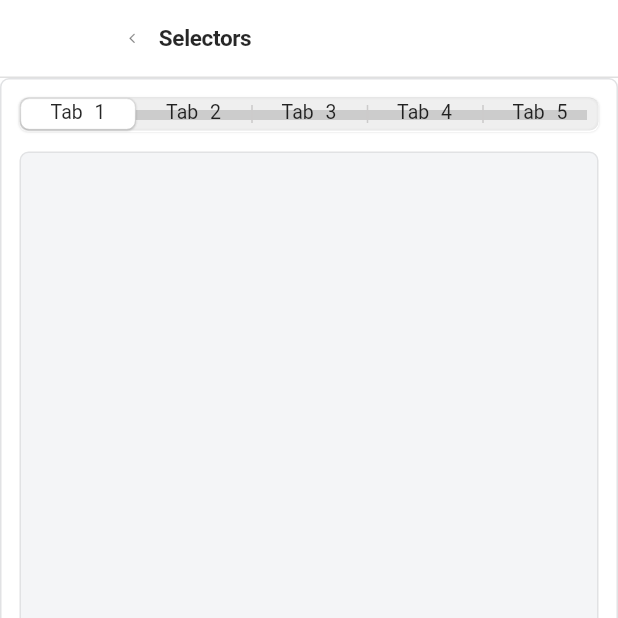
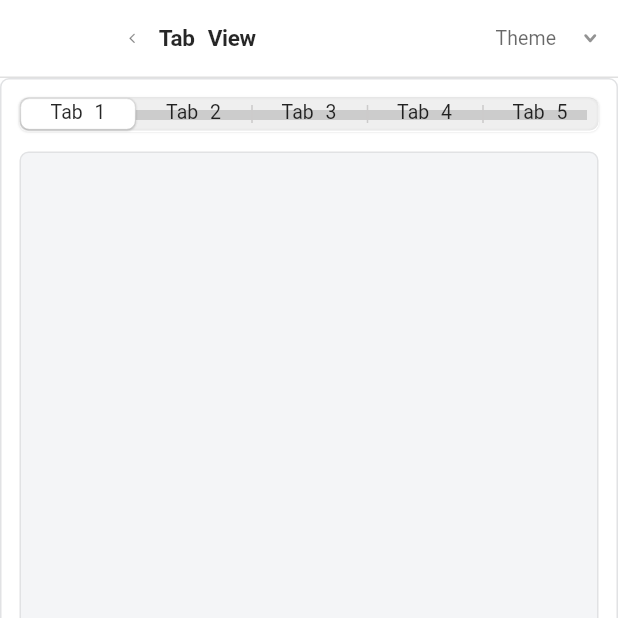
Before and after one commit to sephiroth74/appkit_ui_elements, a Flutter app: the TabViewPage screen opened directly, on a phone screen of 412 x 824 dp, the top half of it. Run offline on Flutter 3.47's test engine with Material 3 defaults, Android fonts, the phone set to English and light mode, and no system bars; our stand-ins replace dartz, equatable, google_fonts, gradient_borders, logger, plugin_platform_interface and 1 more; missing offline and left inert: appkit_ui_element_colors, indexed, macos_window_utils; Roboto replaces fonts that are missing (.AppleSystemUIFont).

Commit message:
dark theme

```diff
--- a/example/lib/pages/sliver_toolbar_page.dart
+++ b/example/lib/pages/sliver_toolbar_page.dart
@@ -1,4 +1,5 @@
 import 'package:appkit_ui_elements/appkit_ui_elements.dart';
+import 'package:example/widgets/theme_toolbar_item.dart';
 import 'package:flutter/cupertino.dart';
 import 'package:flutter/material.dart';
 
@@ -97,6 +98,8 @@ class _SliverToolbarPageState extends State<SliverToolbarPage> {
                     },
                   ),
                   const AppKitToolBarSpacer(spacerUnits: 0.5),
+                  ThemeSwitcherToolbarItem.build(context),
+                  const AppKitToolBarSpacer(spacerUnits: 0.5),
                 ],
               ),
               const SliverPadding(
--- a/example/lib/pages/tab_view_page.dart
+++ b/example/lib/pages/tab_view_page.dart
@@ -1,4 +1,5 @@
 import 'package:appkit_ui_elements/appkit_ui_elements.dart';
+import 'package:example/widgets/theme_toolbar_item.dart';
 
 class TabViewPage extends StatefulWidget {
   const TabViewPage({super.key});
@@ -13,9 +14,12 @@ class _TabViewPageState extends State<TabViewPage> {
   @override
   Widget build(BuildContext context) {
     return AppKitScaffold(
-      toolBar: const AppKitToolBar(
-        title: Text('Selectors'),
+      toolBar: AppKitToolBar(
+        title: const Text('Tab View'),
         titleWidth: 200,
+        actions: [
+          ThemeSwitcherToolbarItem.build(context),
+        ],
       ),
       children: [
         AppKitContentArea(
--- a/lib/src/controls/appkit_combo_box.dart
+++ b/lib/src/controls/appkit_combo_box.dart
@@ -368,12 +368,16 @@ class _AppKitComboBoxState extends State<AppKitComboBox> {
   }) {
     BoxDecoration? decoration;
     final borderRadius = style.getBorderRadius(controlSize: controlSize);
+    final theme = AppKitTheme.of(context);
+    final isDark = theme.brightness == Brightness.dark;
 
     if (style == AppKitComboBoxStyle.plain) {
       decoration = BoxDecoration(
           borderRadius: BorderRadius.circular(borderRadius),
           color: isMainWindow && (isHovered || isFocused || isMenuOpened)
-              ? theme.controlBackgroundColor
+              ? isDark
+                  ? theme.controlColor.withOpacity(0.1)
+                  : theme.controlColor
               : Colors.transparent);
     }
 
@@ -602,7 +606,9 @@ class _PlainButtonStyleWidget extends StatelessWidget {
     } else {
       caretBackgroundColor = contextMenuOpened
           ? Colors.transparent
-          : AppKitColors.text.opaque.quaternary.multiplyOpacity(enabledFactor);
+          : AppKitDynamicColor.resolve(
+                  context, AppKitColors.text.opaque.quaternary)
+              .multiplyOpacity(enabledFactor);
     }
 
     return FocusScope(
--- a/lib/src/controls/appkit_text_field.dart
+++ b/lib/src/controls/appkit_text_field.dart
@@ -512,7 +512,8 @@ class _AppKitTextFieldState extends State<AppKitTextField>
       final placeholderStyle = theme.typography.body
           .copyWith(
               color: AppKitDynamicColor.resolve(
-                  context, AppKitColors.placeholderTextColor))
+                      context, AppKitColors.placeholderTextColor)
+                  .multiplyOpacity(enabled ? 1.0 : 0.5))
           .merge(resolvedPlaceholderStyle);
 
       final Color selectionColor = AppKitDynamicColor.resolve(
@@ -645,7 +646,7 @@ class _AppKitTextFieldState extends State<AppKitTextField>
     final backgroundColor = widget.backgroundColor ??
         (enabled
             ? theme.controlColor.withOpacity(isDark ? 0.1 : 1.0)
-            : theme.controlColor.withOpacity(0.5));
+            : theme.controlColor.withOpacity(isDark ? 0.25 : 0.5));
     const borderWidth = 0.5;
 
     final borderRadius =
```
Also changed, not shown: example/lib/pages/group_box_page.dart (+6 -2 lines).
